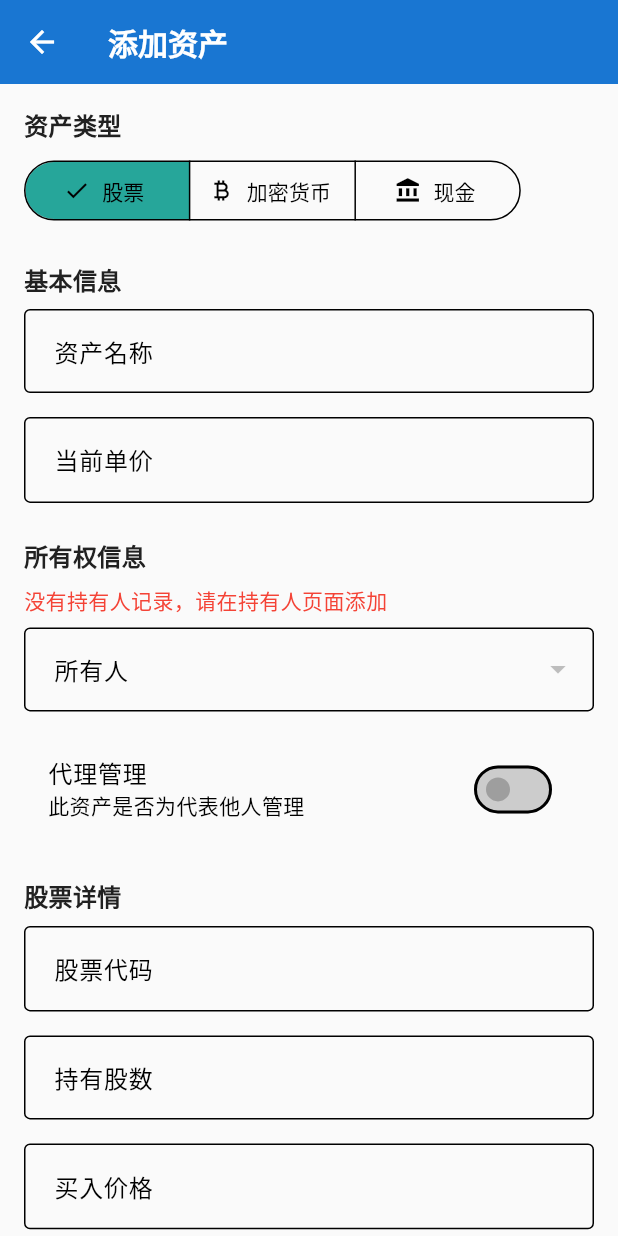
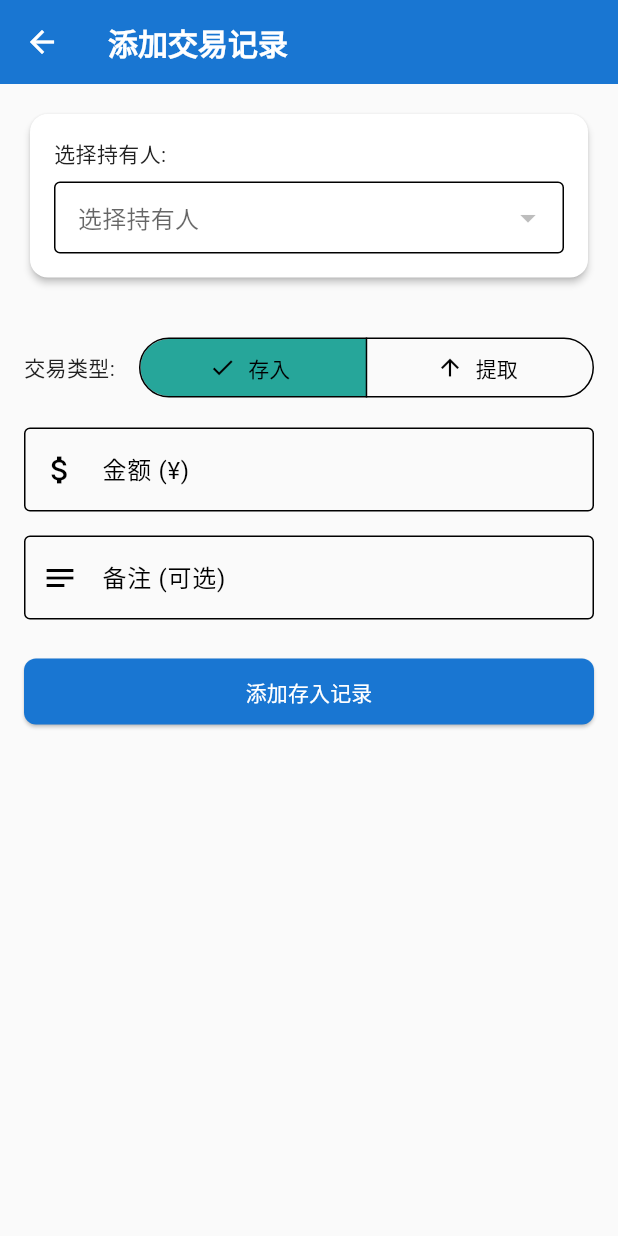
Before and after one commit to liufangyuan247/my_net_worth, a Flutter app: the screen it shows after launch, item 4 of the bottom bar chosen, after a tap on the "add" icon, on a phone screen of 412 x 824 dp. Run offline on Flutter 3.47's test engine with Material 3 defaults, Android fonts, the phone set to English and light mode, and no system bars; our stand-ins replace shared_preferences.

Commit message:
优化界面设计

```diff
--- a/lib/main.dart
+++ b/lib/main.dart
@@ -1,19 +1,57 @@
 import 'package:flutter/material.dart';
+import 'package:shared_preferences/shared_preferences.dart';
 import 'screens/home_screen.dart';
 import 'theme/app_theme.dart';
 
-void main() {
-  runApp(const MyApp());
+void main() async {
+  WidgetsFlutterBinding.ensureInitialized();
+  final prefs = await SharedPreferences.getInstance();
+  final isDarkMode = prefs.getBool('isDarkMode') ?? false;
+
+  runApp(MyApp(isDarkMode: isDarkMode));
 }
 
-class MyApp extends StatelessWidget {
-  const MyApp({super.key});
+class MyApp extends StatefulWidget {
+  final bool isDarkMode;
+
+  const MyApp({
+    Key? key,
+    required this.isDarkMode,
+  }) : super(key: key);
+
+  @override
+  State<MyApp> createState() => _MyAppState();
+
+  // 提供一个全局访问点来切换主题
+  static _MyAppState of(BuildContext context) =>
+      context.findAncestorStateOfType<_MyAppState>()!;
+}
+
+class _MyAppState extends State<MyApp> {
+  late bool _isDarkMode;
+
+  @override
+  void initState() {
+    super.initState();
+    _isDarkMode = widget.isDarkMode;
+  }
+
+  // 切换主题方法
+  void toggleTheme() async {
+    setState(() {
+      _isDarkMode = !_isDarkMode;
+    });
+
+    // 保存主题设置
+    final prefs = await SharedPreferences.getInstance();
+    await prefs.setBool('isDarkMode', _isDarkMode);
+  }
 
   @override
   Widget build(BuildContext context) {
     return MaterialApp(
       title: '资产净值管理',
-      theme: getAppTheme(),
+      theme: getAppTheme(darkMode: _isDarkMode),
       home: const HomeScreen(),
       debugShowCheckedModeBanner: false,
     );
--- /dev/null
+++ b/lib/screens/add_transaction_screen.dart
@@ -0,0 +1,269 @@
+import 'package:flutter/material.dart';
+import '../services/portfolio_service.dart';
+import '../models/owner.dart';
+import '../models/transaction.dart';
+
+class AddTransactionScreen extends StatefulWidget {
+  final PortfolioService portfolioService;
+  final Owner? owner; // Made optional
+
+  const AddTransactionScreen({
+    Key? key,
+    required this.portfolioService,
+    this.owner,
+  }) : super(key: key);
+
+  @override
+  State<AddTransactionScreen> createState() => _AddTransactionScreenState();
+}
+
+class _AddTransactionScreenState extends State<AddTransactionScreen> {
+  final _formKey = GlobalKey<FormState>();
+  final TextEditingController _amountController = TextEditingController();
+  TransactionType _transactionType = TransactionType.deposit;
+  String _transactionNotes = '';
+  Owner? _selectedOwner;
+  bool _isProcessing = false;
+
+  @override
+  void initState() {
+    super.initState();
+    _selectedOwner = widget.owner;
+  }
+
+  @override
+  void dispose() {
+    _amountController.dispose();
+    super.dispose();
+  }
+
+  Future<void> _addTransaction() async {
+    if (_selectedOwner == null) {
+      ScaffoldMessenger.of(context).showSnackBar(
+        const SnackBar(
+          content: Text('请选择持有人'),
+          backgroundColor: Colors.red,
+        ),
+      );
+      return;
+    }
+
+    if (_formKey.currentState!.validate()) {
+      setState(() {
+        _isProcessing = true;
+      });
+
+      try {
+        final amount = double.parse(_amountController.text);
+
+        // Create the transaction
+        widget.portfolioService.processTransaction(
+          _selectedOwner!.id,
+          amount,
+          _transactionType,
+          _transactionNotes,
+        );
+
+        if (mounted) {
+          ScaffoldMessenger.of(context).showSnackBar(
+            const SnackBar(
+              content: Text('交易记录已添加'),
+              backgroundColor: Colors.green,
+            ),
+          );
+          Navigator.pop(context);
+        }
+      } catch (e) {
+        if (mounted) {
+          ScaffoldMessenger.of(context).showSnackBar(
+            SnackBar(
+              content: Text('添加交易记录失败: ${e.toString()}'),
+              backgroundColor: Colors.red,
+            ),
+          );
+        }
+      } finally {
+        if (mounted) {
+          setState(() {
+            _isProcessing = false;
+          });
+        }
+      }
+    }
+  }
+
+  @override
+  Widget build(BuildContext context) {
+    final owners = widget.portfolioService.owners;
+
+    return Scaffold(
+      appBar: AppBar(
+        title: const Text('添加交易记录'),
+      ),
+      body: Padding(
+        padding: const EdgeInsets.all(16.0),
+        child: Form(
+          key: _formKey,
+          child: Column(
+            crossAxisAlignment: CrossAxisAlignment.stretch,
+            children: [
+              // Owner selection dropdown
+              Card(
+                elevation: 2,
+                child: Padding(
+                  padding: const EdgeInsets.all(16.0),
+                  child: Column(
+                    crossAxisAlignment: CrossAxisAlignment.start,
+                    children: [
+                      const Text('选择持有人:'),
+                      const SizedBox(height: 8),
+                      DropdownButtonFormField<Owner>(
+                        value: _selectedOwner,
+                        decoration: const InputDecoration(
+                          border: OutlineInputBorder(),
+                          contentPadding:
+                              EdgeInsets.symmetric(horizontal: 12, vertical: 8),
+                        ),
+                        items: owners.map((Owner owner) {
+                          return DropdownMenuItem<Owner>(
+                            value: owner,
+                            child: Text(
+                                '${owner.name} (${owner.shares.toStringAsFixed(4)} 份)'),
+                          );
+                        }).toList(),
+                        onChanged: (Owner? newValue) {
+                          setState(() {
+                            _selectedOwner = newValue;
+                          });
+                        },
+                        isExpanded: true,
+                        hint: const Text('选择持有人'),
+                        validator: (owner) {
+                          if (owner == null) {
+                            return '请选择持有人';
+                          }
+                          return null;
+                        },
+                      ),
+                    ],
+                  ),
+                ),
+              ),
+              const SizedBox(height: 16),
+
+              // Owner information if selected
+              if (_selectedOwner != null)
+                Card(
+                  elevation: 2,
+                  child: Padding(
+                    padding: const EdgeInsets.all(16.0),
+                    child: Column(
+                      crossAxisAlignment: CrossAxisAlignment.start,
+                      children: [
+                        Text(
+                          '持有人: ${_selectedOwner!.name}',
+                          style: Theme.of(context).textTheme.subtitle1,
+                        ),
+                        const SizedBox(height: 8),
+                        Text(
+                          '当前份额: ${_selectedOwner!.shares.toStringAsFixed(4)}',
+                          style: Theme.of(context).textTheme.subtitle2,
+                        ),
+                      ],
+                    ),
+                  ),
+                ),
+
+              const SizedBox(height: 16),
+
+              // Transaction type selection
+              Row(
+                children: [
+                  const Text('交易类型:'),
+                  const SizedBox(width: 16),
+                  Expanded(
+                    child: SegmentedButton<TransactionType>(
+                      segments: const [
+                        ButtonSegment<TransactionType>(
+                          value: TransactionType.deposit,
+                          label: Text('存入'),
+                          icon: Icon(Icons.arrow_downward),
+                        ),
+                        ButtonSegment<TransactionType>(
+                          value: TransactionType.withdrawal,
+                          label: Text('提取'),
+                          icon: Icon(Icons.arrow_upward),
+                        ),
+                      ],
+                      selected: {_transactionType},
+                      onSelectionChanged: (Set<TransactionType> newSelection) {
+                        setState(() {
+                          _transactionType = newSelection.first;
+                        });
+                      },
+                    ),
+                  ),
+                ],
+              ),
+              const SizedBox(height: 16),
+
+              // Amount input
+              TextFormField(
+                controller: _amountController,
+                decoration: const InputDecoration(
+                  labelText: '金额 (¥)',
+                  hintText: '请输入交易金额',
+                  border: OutlineInputBorder(),
+                  prefixIcon: Icon(Icons.attach_money),
+                ),
+                keyboardType: TextInputType.numberWithOptions(decimal: true),
+                validator: (value) {
+                  if (value == null || value.isEmpty) {
+                    return '请输入金额';
+                  }
+                  try {
+                    double amount = double.parse(value);
+                    if (amount <= 0) {
+                      return '金额必须大于0';
+                    }
+                  } catch (e) {
+                    return '请输入有效的数字';
+                  }
+                  return null;
+                },
+              ),
+              const SizedBox(height: 16),
+
+              // Notes input
+              TextFormField(
+                decoration: const InputDecoration(
+                  labelText: '备注 (可选)',
+                  hintText: '请输入备注',
+                  border: OutlineInputBorder(),
+                  prefixIcon: Icon(Icons.notes),
+                ),
+                onChanged: (value) {
+                  _transactionNotes = value;
+                },
+              ),
+              const SizedBox(height: 24),
+
+              // Submit button
+              ElevatedButton(
+                onPressed: _isProcessing ? null : _addTransaction,
+                style: ElevatedButton.styleFrom(
+                  padding: const EdgeInsets.symmetric(vertical: 12),
+                ),
+                child: _isProcessing
+                    ? const CircularProgressIndicator()
+                    : Text(_transactionType == TransactionType.deposit
+                        ? '添加存入记录'
+                        : '添加提取记录'),
+              ),
+            ],
+          ),
+        ),
+      ),
+    );
+  }
+}
--- a/lib/screens/home_screen.dart
+++ b/lib/screens/home_screen.dart
@@ -3,6 +3,8 @@ import '../services/portfolio_service.dart';
 import '../widgets/asset_list.dart';
 import 'asset_detail_screen.dart';
 import 'add_asset_screen.dart';
+import 'add_owner_screen.dart';
+import 'add_transaction_screen.dart';
 import 'transaction_screen.dart';
 import '../models/owner.dart';
 import '../models/transaction.dart';
@@ -85,8 +87,19 @@ class _HomeScreenState extends State<HomeScreen> {
           Navigator.push(
             context,
             MaterialPageRoute(
-              builder: (context) =>
-                  AddAssetScreen(portfolioService: _portfolioService),
+              builder: (context) {
+                switch (_selectedIndex) {
+                  case 1:
+                    return AddAssetScreen(portfolioService: _portfolioService);
+                  case 2:
+                    return AddOwnerScreen(portfolioService: _portfolioService);
+                  case 3:
+                    return AddTransactionScreen(
+                        portfolioService: _portfolioService);
+                  default:
+                    return AddAssetScreen(portfolioService: _portfolioService);
+                }
+              },
             ),
           ).then((_) => setState(() {}));
         },
```
Also changed, not shown: lib/screens/add_owner_screen.dart (added, +147 -0 lines), lib/screens/transaction_screen.dart (+6 -4 lines), lib/services/portfolio_service.dart (+5 -25 lines).
